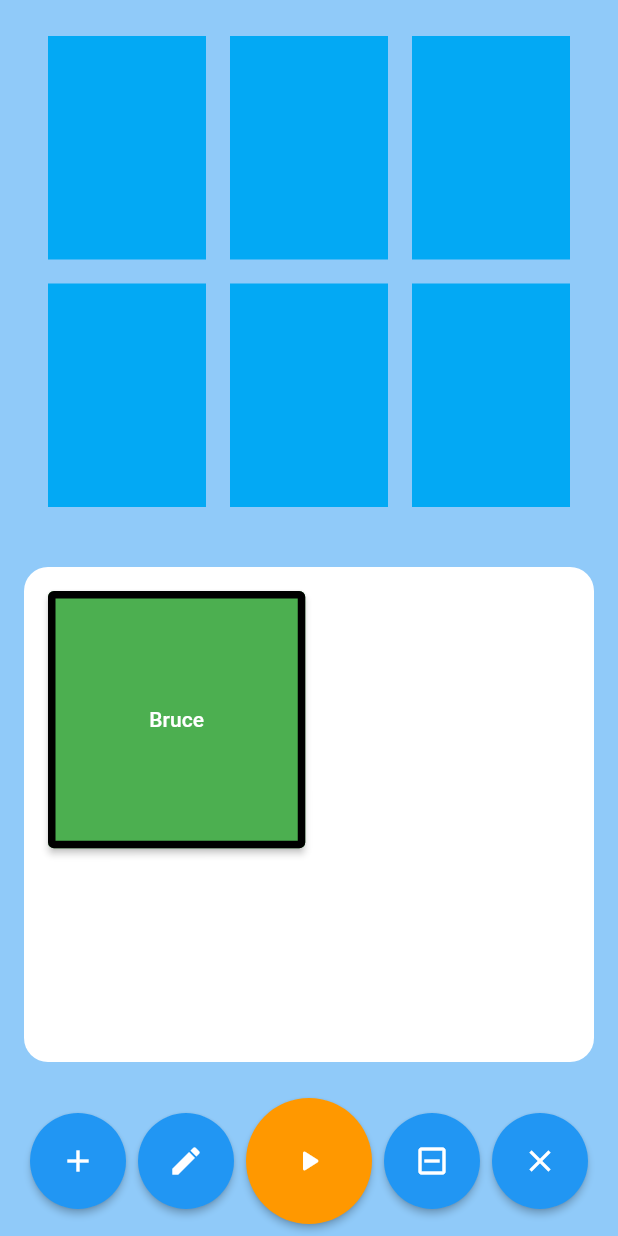
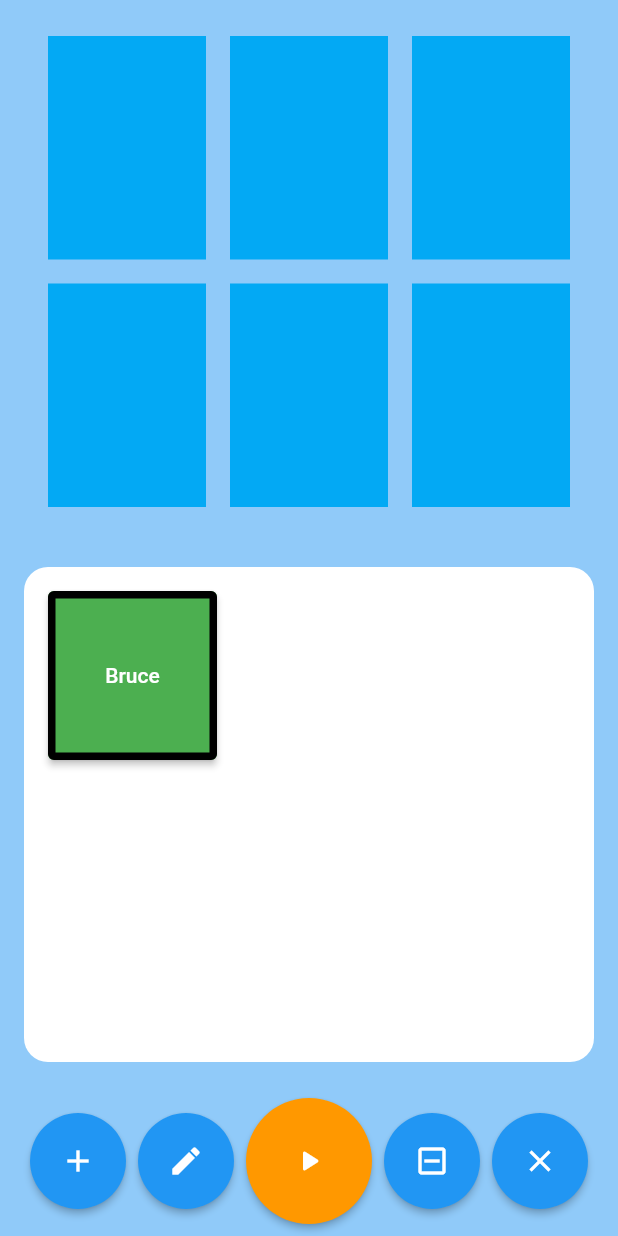
Before and after one commit to pfranz1/swim_timer, a Flutter app: the StarterView screen opened directly, after a tap on "Bruce", on a phone screen of 412 x 824 dp. Run offline on Flutter 3.47's test engine with Material 2 defaults, Android fonts, the phone set to English and light mode, and no system bars; our stand-ins replace equatable, firebase_core, firebase_database, flutter_bloc, go_router, rxdart and 1 more; missing offline and left inert: dart:html, dart:js; accounts and stored records are empty.

Commit message:
have min count for swimmers on deck tile shown

```diff
--- a/lib/pages/practice/starter/widgets/deck.dart
+++ b/lib/pages/practice/starter/widgets/deck.dart
@@ -1,3 +1,5 @@
+import 'dart:math';
+
 import 'package:flutter/cupertino.dart';
 import 'package:flutter/material.dart';
 import 'package:flutter/src/widgets/container.dart';
@@ -26,8 +28,10 @@ class Deck extends StatelessWidget {
           padding: const EdgeInsets.all(16.0),
           child: GridView.builder(
             itemCount: swimmersOnDeck.length,
-            gridDelegate: const SliverGridDelegateWithMaxCrossAxisExtent(
-                maxCrossAxisExtent: 200.0,
+            gridDelegate: SliverGridDelegateWithFixedCrossAxisCount(
+                crossAxisCount:
+                    max(3, (MediaQuery.of(context).size.width / 150).floor()),
+                childAspectRatio: 1,
                 crossAxisSpacing: 5.0,
                 mainAxisSpacing: 5.0),
             itemBuilder: (context, index) {
```
